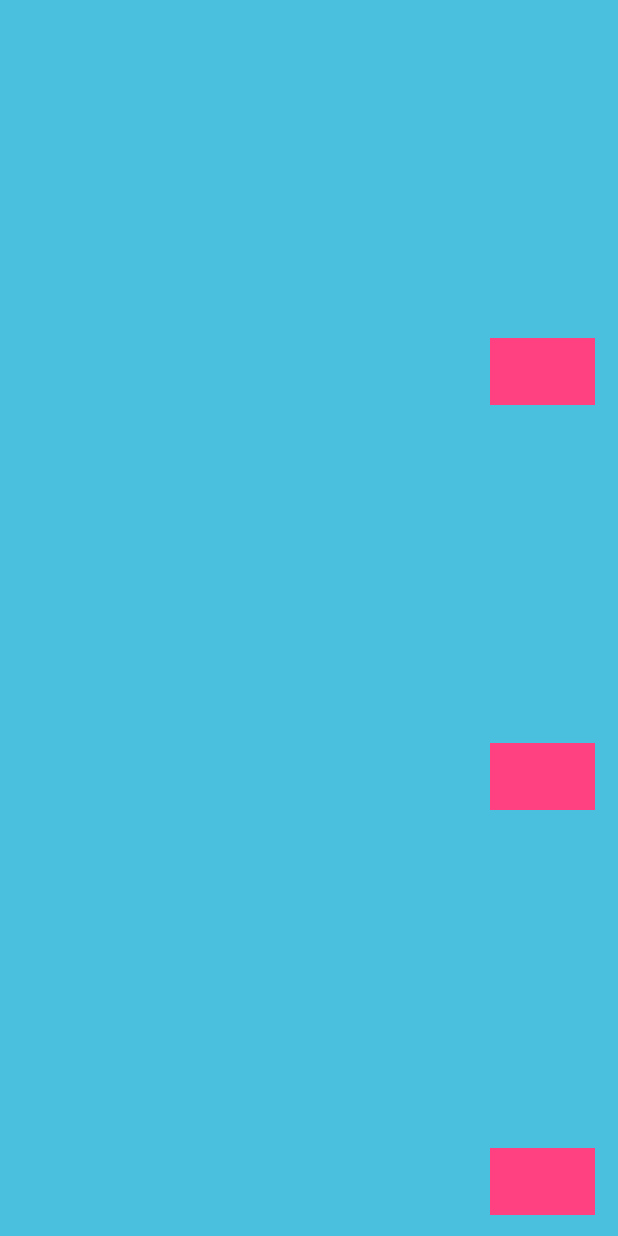
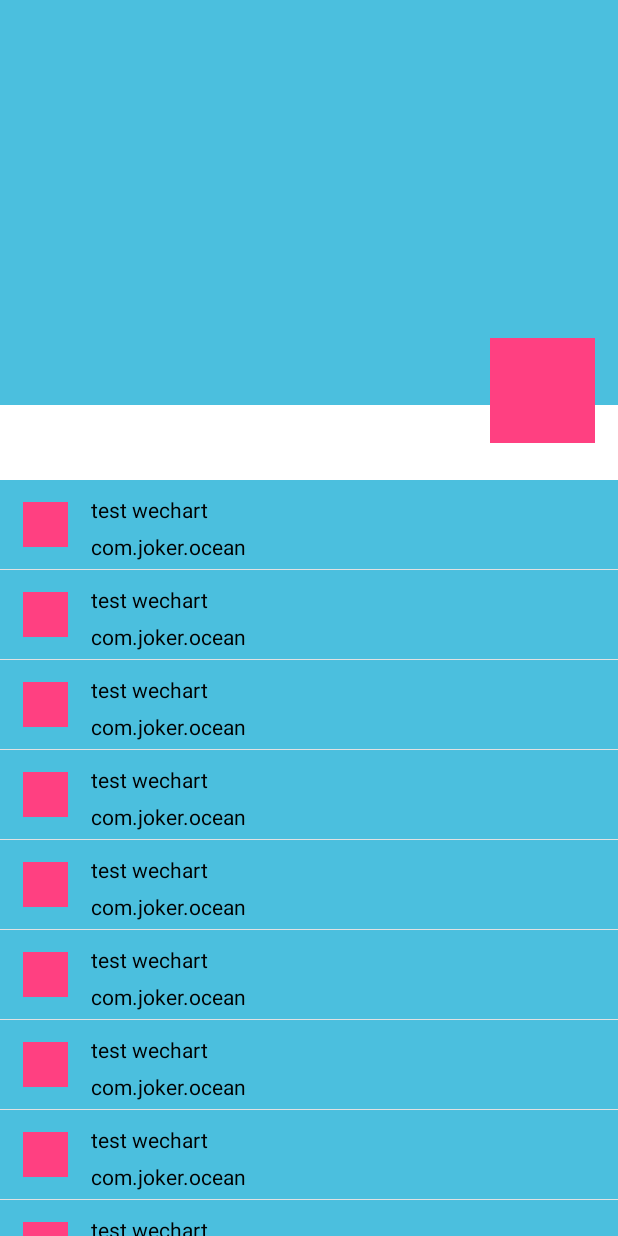
Before and after one commit to duominike/ocean, an Android app: the screen it shows after launch (MainActivity), on a phone screen of 412 x 824 dp. Run offline under Robolectric (Android 15) with nearby library versions, the phone set to English and light mode, and no system bars; our stand-ins replace RxJava; libraries missing offline, so code that uses them is left out: com.facebook.drawee, com.jakewharton.disklrucache, com.scwang.smartrefresh, com.tencent.smtt; plain views replace SmartRefreshLayout; 4 statements that could not run were skipped.

Commit message:
提交微信朋友圈下拉刷新动画

```diff
--- a/app/src/main/java/com/joker/ocean/adapter/MomentsAdapter.java
+++ b/app/src/main/java/com/joker/ocean/adapter/MomentsAdapter.java
@@ -23,7 +23,7 @@ public class MomentsAdapter extends RecyclerView.Adapter<RecyclerView.ViewHolder
             return new ViewHolder(View.inflate(mContext, R.layout.rainbow_header_layout, null));
         }else{
             return new ViewHolder(View.inflate(mContext,
-                    R.layout.rainbow_header_layout, null));
+                    R.layout.item_apk_detail, null));
         }
     }
 
--- /dev/null
+++ b/app/src/main/java/com/joker/ocean/selfview/RainbowAnimView.java
@@ -0,0 +1,144 @@
+package com.joker.ocean.selfview;
+
+import android.content.Context;
+import android.content.res.TypedArray;
+import android.graphics.Bitmap;
+import android.graphics.Canvas;
+import android.graphics.Paint;
+import android.graphics.drawable.Drawable;
+import android.os.Handler;
+import android.os.Message;
+import android.support.annotation.Nullable;
+import android.util.AttributeSet;
+import android.view.View;
+import android.view.animation.Animation;
+import android.view.animation.AnimationUtils;
+import android.view.animation.LinearInterpolator;
+
+import com.joker.ocean.R;
+import com.joker.pacific.log.Logger;
+
+import static com.joker.ocean.selfview.RainbowAnimView.State.RELEASING_AFTER_ANIM;
+import static com.joker.ocean.selfview.RainbowAnimView.State.RELEASING_BEFORE_ANIM;
+
+/**
+ * Created by joker on 2018/1/14.
+ */
+
+public class RainbowAnimView extends View {
+    private Logger logger = Logger.getLogger(RainbowAnimView.class);
+
+    public static final class State {
+        public static final int NONE = 0;
+        public static final int PULL_DOWN = 1;
+        public static final int RELEASING_BEFORE_ANIM = 2;
+        public static final int RELEASING_ANIM_ING = 4;
+        public static final int RELEASING_AFTER_ANIM = 3;
+    }
+
+    private int state = RainbowAnimView.State.NONE;
+    private int py;
+    private int px;
+    private float rotateAngle = 0.00f;
+    private int mRanibowWidth = 0;
+    private int mRainbowHeight = 0;
+    private Animation animation;
+    private Drawable mRainbow;
+    private Bitmap mRainbowForDraw;
+    private Paint mPaint;
+    private static final  int  INVALIDATE = 100;
+    private int anim_frame_index = 0;
+    private static final int PER_FRAME_ROTATE_ANGLE = 24;
+    private Handler mHandler = new Handler(){
+        @Override
+        public void handleMessage(Message msg) {
+            if(msg.what == INVALIDATE){
+                invalidate();
+                if(state == State.RELEASING_ANIM_ING){
+                    anim_frame_index++;
+                    rotateAngle = anim_frame_index * PER_FRAME_ROTATE_ANGLE % 360;
+                    mHandler.sendEmptyMessageDelayed(INVALIDATE, 16);
+                }
+            }
+
+        }
+    };
+
+    public RainbowAnimView(Context context) {
+        this(context, null);
+    }
+
+    public RainbowAnimView(Context context, @Nullable AttributeSet attrs) {
+        this(context, attrs, 0);
+    }
+
+    public RainbowAnimView(Context context, @Nullable AttributeSet attrs, int defStyleAttr) {
+        super(context, attrs, defStyleAttr);
+        init(context, attrs);
+    }
+
+    private void init(Context context, AttributeSet attrs) {
+        TypedArray typedArray = context.obtainStyledAttributes(attrs, R.styleable.RainbowAnimView);
+        mRanibowWidth = typedArray.getDimensionPixelSize(R.styleable.RainbowAnimView_rainbowWidth,
+                context.getResources().getDimensionPixelOffset(R.dimen.rainbow_width));
+        mRainbowHeight = typedArray.getDimensionPixelSize(R.styleable.RainbowAnimView_rainbowWidth,
+                context.getResources().getDimensionPixelOffset(R.dimen.rainbow_height));
+        px = typedArray.getDimensionPixelSize(R.styleable.RainbowAnimView_rainbowLeftMargin,
+                context.getResources().getDimensionPixelOffset(R.dimen.rainbow_left_margin));
+        mRainbow = typedArray.getDrawable(R.styleable.RainbowAnimView_rainbow);
+        drawToBitmap();
+        mPaint = new Paint(Paint.ANTI_ALIAS_FLAG);
+        animation = AnimationUtils.loadAnimation(context, R.anim.rainbow_rotate);
+        animation.setInterpolator(new LinearInterpolator());
+        typedArray.recycle();
+    }
+
+    private void drawToBitmap() {
+        Bitmap.Config config = Bitmap.Config.ARGB_8888;         // 取 drawable 的颜色格式
+        mRainbowForDraw = Bitmap.createBitmap(mRanibowWidth, mRainbowHeight, config);     // 建立对应 bitmap
+        Canvas canvas = new Canvas(mRainbowForDraw);         // 建立对应 bitmap 的画布
+        mRainbow.setBounds(0, 0, mRanibowWidth, mRainbowHeight);
+        mRainbow.draw(canvas);      // 把 drawable 内容画到画布中
+    }
+
+
+    public void setState(int state) {
+        logger.info("left: %d; top: %d; mRanibowWidth: %d; mRainbowHeight: %d,", getLeft(), getTop(), getWidth(), getHeight());
+        if (this.state == RELEASING_AFTER_ANIM && state == RELEASING_BEFORE_ANIM) {
+            return;
+        }
+        this.state = state;
+        invalidate();
+    }
+
+    public void refreshPosition(float percent, int offset) {
+        py = offset;
+        rotateAngle = (360 * percent * 0.01f * 100) % 360;
+        invalidate();
+    }
+
+    public void startAnimation() {
+        state = State.RELEASING_ANIM_ING;
+        anim_frame_index = 0;
+        anim_frame_index = (anim_frame_index * PER_FRAME_ROTATE_ANGLE) % 360;
+        mHandler.sendEmptyMessage(INVALIDATE);
+    }
+
+    public void endAnimation() {
+        mHandler.removeMessages(INVALIDATE);
+        anim_frame_index = 0;
+    }
+
+    @Override
+    protected void onDraw(Canvas canvas) {
+        super.onDraw(canvas);
+        if (state >= State.PULL_DOWN && state <= State.RELEASING_ANIM_ING) {
+            logger.info("onDraw: px: %d; py: %d; rotateAngle: %.2f", px, py, rotateAngle);
+            canvas.save();
+            canvas.translate(px, py);
+            canvas.rotate(rotateAngle);
+            canvas.drawBitmap(mRainbowForDraw, -mRanibowWidth / 2, -mRainbowHeight / 2, mPaint);
+            canvas.restore();
+        }
+    }
+}
--- a/app/src/main/java/com/joker/ocean/selfview/RainbowHeader.java
+++ b/app/src/main/java/com/joker/ocean/selfview/RainbowHeader.java
@@ -2,17 +2,14 @@ package com.joker.ocean.selfview;
 
 import android.content.Context;
 import android.graphics.Canvas;
-import android.graphics.Paint;
-import android.graphics.drawable.BitmapDrawable;
-import android.graphics.drawable.Drawable;
 import android.support.annotation.ColorInt;
 import android.support.annotation.NonNull;
 import android.support.annotation.Nullable;
 import android.util.AttributeSet;
 import android.view.View;
+import android.view.ViewGroup;
 import android.widget.FrameLayout;
 
-import com.joker.ocean.R;
 import com.joker.pacific.log.Logger;
 import com.scwang.smartrefresh.layout.api.RefreshHeader;
 import com.scwang.smartrefresh.layout.api.RefreshKernel;
@@ -20,59 +17,74 @@ import com.scwang.smartrefresh.layout.api.RefreshLayout;
 import com.scwang.smartrefresh.layout.constant.RefreshState;
 import com.scwang.smartrefresh.layout.constant.SpinnerStyle;
 
+import static android.view.ViewGroup.LayoutParams.MATCH_PARENT;
+
 /**
  * Created by joker on 18-1-14.
  */
 
 public class RainbowHeader extends FrameLayout implements RefreshHeader {
-    private Drawable mRaindow;
-    private Paint mPaint;
     private Logger logger = Logger.getLogger(RainbowHeader.class);
-    private int state = State.NONE;
-    private static final class State{
-        public static final int NONE = 0;
-        public static final int PULL_DOWN = 1;
-        public static final int RELEASSING_BEFORE_ANIM = 2;
-        public static final int RELEASSING_ANIM_ING = 3;
-        public static final int RELEASSING_AFTER_ANIM = 4;
-    }
+    private RainbowAnimView mRainbowAnimView;
     public RainbowHeader(Context context) {
         super(context);
-        init(context);
     }
 
     public RainbowHeader(Context context, @Nullable AttributeSet attrs) {
         super(context, attrs);
-        init(context);
     }
 
     public RainbowHeader(Context context, @Nullable AttributeSet attrs, int defStyleAttr) {
         super(context, attrs, defStyleAttr);
-        init(context);
     }
 
-    private void init(Context context){
-        mRaindow = context.getResources().getDrawable(R.drawable.rainbow_ic);
-        mPaint = new Paint();
-    }
 
     @Override
     public void onPullingDown(float percent, int offset, int headerHeight, int extendHeight) {
         logger.info("onPullingDown percent: %.2f; offset: %d; headerHeight: %d; extendHeight: %d",
                 percent, offset, headerHeight, extendHeight);
-        state = State.PULL_DOWN;
+        if(mRainbowAnimView == null){
+           findRainbowAnimView();
+        }
+        logger.info("mRainbowAnimView is Null ? -->>" + (mRainbowAnimView == null));
+        if(mRainbowAnimView.getVisibility() != View.VISIBLE){
+            mRainbowAnimView.setVisibility(View.VISIBLE);
+        }
+        mRainbowAnimView.setState(RainbowAnimView.State.PULL_DOWN);
+        mRainbowAnimView.refreshPosition(percent, offset);
+    }
+
+    private void findRainbowAnimView(){
+        ViewGroup parent = (ViewGroup) getParent();
+        mRainbowAnimView = null;
+        while (!(parent instanceof FrameLayout)){
+            parent = (ViewGroup)parent.getParent();
+        }
+
+        for(int i = parent.getChildCount() -1; i >= 0; i--){
+            if(parent.getChildAt(i) instanceof RainbowAnimView){
+                mRainbowAnimView = (RainbowAnimView)parent.getChildAt(i);
+                break;
+            }
+        }
     }
 
     @Override
     public void onReleasing(float percent, int offset, int headerHeight, int extendHeight) {
         logger.info("onReleasing percent: %.2f; offset: %d; headerHeight: %d; extendHeight: %d",
                 percent, offset, headerHeight, extendHeight);
+        mRainbowAnimView.setState(RainbowAnimView.State.RELEASING_BEFORE_ANIM);
+        mRainbowAnimView.refreshPosition(percent, offset);
+        if(offset == 0 && percent == 0.00f){
+            mRainbowAnimView.setState(RainbowAnimView.State.NONE);
+            mRainbowAnimView.setVisibility(View.GONE);
+        }
     }
 
     @Override
     public void onRefreshReleased(RefreshLayout layout, int headerHeight, int extendHeight) {
         logger.info("onRefreshReleased");
-
+        mRainbowAnimView.setState(RainbowAnimView.State.RELEASING_BEFORE_ANIM);
     }
 
     @NonNull
@@ -84,7 +96,7 @@ public class RainbowHeader extends FrameLayout implements RefreshHeader {
     @NonNull
     @Override
     public SpinnerStyle getSpinnerStyle() {
-        return SpinnerStyle.FixedFront;
+        return SpinnerStyle.Translate;
     }
 
     @Override
@@ -105,11 +117,16 @@ public class RainbowHeader extends FrameLayout implements RefreshHeader {
     @Override
     public void onStartAnimator(@NonNull RefreshLayout layout, int height, int extendHeight) {
         logger.info("onStartAnimator");
+        mRainbowAnimView.setState(RainbowAnimView.State.RELEASING_ANIM_ING);
+        mRainbowAnimView.startAnimation();
+
     }
 
     @Override
     public int onFinish(@NonNull RefreshLayout layout, boolean success) {
         logger.info("onFinish: " + success);
+        mRainbowAnimView.endAnimation();
+        mRainbowAnimView.setState(RainbowAnimView.State.RELEASING_AFTER_ANIM);
         return 0;
     }
 
@@ -126,5 +143,6 @@ public class RainbowHeader extends FrameLayout implements RefreshHeader {
     @Override
     protected void onDraw(Canvas canvas) {
         super.onDraw(canvas);
+
     }
 }
--- a/app/src/main/res/layout/activity_main.xml
+++ b/app/src/main/res/layout/activity_main.xml
@@ -1,17 +1,25 @@
 <?xml version="1.0" encoding="utf-8"?>
-<LinearLayout xmlns:android="http://schemas.android.com/apk/res/android"
+<FrameLayout xmlns:android="http://schemas.android.com/apk/res/android"
     xmlns:ocean="http://schemas.android.com/apk/res-auto"
     android:layout_width="match_parent"
     android:layout_height="match_parent"
     android:orientation="vertical">
+
     <com.scwang.smartrefresh.layout.SmartRefreshLayout
         android:id="@id/smartRefreshLayout"
         android:layout_width="match_parent"
-        android:layout_height="match_parent">
+        android:layout_height="match_parent"
+        ocean:srlDragRate="0.5"
+        ocean:srlHeaderHeight="150dp"
+        ocean:srlHeaderMaxDragRate="2"
+        ocean:srlReboundDuration="1000">
+
         <com.joker.ocean.selfview.RainbowHeader
             android:id="@id/header"
             android:layout_width="match_parent"
-            android:layout_height="match_parent"/>
+            android:layout_height="match_parent"
+            android:background="@color/blue_edge"/>
+
         <android.support.v7.widget.RecyclerView
             android:id="@id/recycleView"
             android:layout_width="match_parent"
@@ -20,4 +28,15 @@
         </android.support.v7.widget.RecyclerView>
 
     </com.scwang.smartrefresh.layout.SmartRefreshLayout>
-</LinearLayout>
+
+    <com.joker.ocean.selfview.RainbowAnimView
+        android:id="@id/rainbowView"
+        android:layout_width="match_parent"
+        android:layout_height="match_parent"
+        ocean:rainbowHeight="@dimen/rainbow_height"
+        ocean:rainbowLeftMargin="@dimen/rainbow_left_margin"
+        ocean:rainbowWidth="@dimen/rainbow_width"
+        ocean:rainbow="@drawable/rainbow_ic">
+
+    </com.joker.ocean.selfview.RainbowAnimView>
+</FrameLayout>
--- a/app/src/main/res/layout/item_apk_detail.xml
+++ b/app/src/main/res/layout/item_apk_detail.xml
@@ -3,13 +3,15 @@
               xmlns:fresco="http://schemas.android.com/apk/res-auto"
               android:orientation="vertical"
               android:layout_width="match_parent"
-              android:layout_height="60dp">
+              android:layout_height="60dp"
+    android:minHeight="60dp">
     <ImageView
         android:id= "@id/ocean_icon"
         android:layout_width="30dp"
         android:layout_height="30dp"
         android:layout_alignParentLeft="true"
         android:layout_centerVertical="true"
+        android:src="@color/colorAccent"
         android:layout_marginLeft="15dp" />
     <TextView
         android:id= "@id/tv_app_name"
@@ -18,6 +20,7 @@
         android:layout_toRightOf="@id/ocean_icon"
         android:layout_alignParentTop="true"
         android:layout_marginTop="10dp"
+        android:layout_marginLeft="15dp"
         android:textSize="14sp"
         android:text="test wechart"
         android:textColor="@color/black"/>
@@ -27,6 +30,7 @@
         android:layout_width="wrap_content"
         android:layout_height="wrap_content"
         android:layout_toRightOf="@id/ocean_icon"
+        android:layout_marginLeft="15dp"
         android:layout_below="@+id/tv_app_name"
         android:layout_marginTop="5dp"
         android:text="com.joker.ocean"
@@ -35,5 +39,6 @@
     <View
         android:layout_width="match_parent"
         android:layout_height="0.5dp"
+        android:layout_alignParentBottom="true"
         android:background="@color/gray_e2e2e2"/>
 </RelativeLayout>
--- a/app/src/main/res/layout/rainbow_header_layout.xml
+++ b/app/src/main/res/layout/rainbow_header_layout.xml
@@ -2,6 +2,8 @@
 <RelativeLayout xmlns:android="http://schemas.android.com/apk/res/android"
     android:layout_width="match_parent"
     android:layout_height="320dp"
+    android:minHeight="320dp"
+    android:maxHeight="320dp"
     android:background="@color/white"
     android:orientation="vertical">
 
--- a/app/src/main/res/values/dimens.xml
+++ b/app/src/main/res/values/dimens.xml
@@ -2,4 +2,7 @@
     <!-- Default screen margins, per the Android Design guidelines. -->
     <dimen name="activity_horizontal_margin">16dp</dimen>
     <dimen name="activity_vertical_margin">16dp</dimen>
+    <dimen name="rainbow_left_margin">60dp</dimen>
+    <dimen name="rainbow_width">32dp</dimen>
+    <dimen name="rainbow_height">32dp</dimen>
 </resources>
--- a/app/src/main/res/values/ids.xml
+++ b/app/src/main/res/values/ids.xml
@@ -42,4 +42,5 @@
     <item name="smartRefreshLayout" type="id">false</item>
     <item name="header" type="id">false</item>
     <item name="recycleView" type="id">false</item>
+    <item name="rainbowView" type="id">false</item>
 </resources>
--- a/multimedia/build.gradle
+++ b/multimedia/build.gradle
@@ -1,12 +1,12 @@
 apply plugin: 'com.android.library'
 
 android {
-    compileSdkVersion 26
-    buildToolsVersion "26.0.1"
+    compileSdkVersion 25
+    buildToolsVersion "25"
     publishNonDefault true
     defaultConfig {
         minSdkVersion 16
-        targetSdkVersion 26
+        targetSdkVersion 25
         versionCode 1
         versionName "1.0"
 
```
Also changed, not shown: app/src/main/res/anim/rainbow_rotate.xml (added, +10 -0 lines), app/src/main/res/values/attrs.xml (+8 -0 lines). Lines whose indentation alone changed are shown as unchanged.
